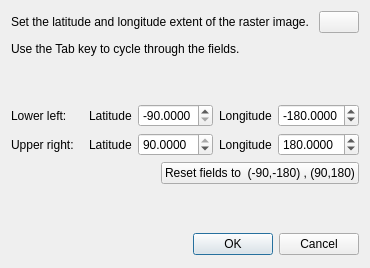
Before: the Qt Designer form src/qt-widgets/SetRasterSurfaceExtentDialogUi.ui in GPlates/GPlates, drawn with Qt 5.
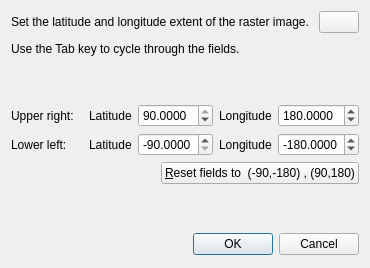
After: the same form once the commit is applied. Icons and pictures are not drawn.

The edit to the form file:
```diff
--- a/src/qt-widgets/SetRasterSurfaceExtentDialogUi.ui
+++ b/src/qt-widgets/SetRasterSurfaceExtentDialogUi.ui
@@ -15,8 +15,8 @@
   <property name="windowIcon" >
    <iconset resource="../qt-resources/qt_widgets.qrc" >:/GPlates-icon-160x160-opaque.png</iconset>
   </property>
-  <layout class="QGridLayout" >
-   <item row="0" column="0" >
+  <layout class="QVBoxLayout" >
+   <item>
     <layout class="QHBoxLayout" >
      <item>
       <widget class="QLabel" name="label_description" >
@@ -49,7 +49,7 @@
      </item>
     </layout>
    </item>
-   <item row="1" column="0" >
+   <item>
     <layout class="QHBoxLayout" >
      <item>
       <widget class="QLabel" name="label_tab_message" >
@@ -73,7 +73,7 @@
      </item>
     </layout>
    </item>
-   <item row="2" column="0" >
+   <item>
     <spacer>
      <property name="orientation" >
       <enum>Qt::Vertical</enum>
@@ -86,81 +86,7 @@
      </property>
     </spacer>
    </item>
-   <item row="3" column="0" >
-    <layout class="QHBoxLayout" >
-     <item>
-      <widget class="QLabel" name="label_upper_left" >
-       <property name="text" >
-        <string>Lower left:</string>
-       </property>
-      </widget>
-     </item>
-     <item>
-      <spacer>
-       <property name="orientation" >
-        <enum>Qt::Horizontal</enum>
-       </property>
-       <property name="sizeHint" >
-        <size>
-         <width>31</width>
-         <height>23</height>
-        </size>
-       </property>
-      </spacer>
-     </item>
-     <item>
-      <layout class="QHBoxLayout" >
-       <item>
-        <widget class="QLabel" name="label_lower_left_latitude" >
-         <property name="text" >
-          <string>Latitude</string>
-         </property>
-        </widget>
-       </item>
-       <item>
-        <widget class="QDoubleSpinBox" name="spinbox_lower_left_latitude" >
-         <property name="decimals" >
-          <number>4</number>
-         </property>
-         <property name="minimum" >
-          <double>-90.000000000000000</double>
-         </property>
-         <property name="maximum" >
-          <double>90.000000000000000</double>
-         </property>
-         <property name="value" >
-          <double>-90.000000000000000</double>
-         </property>
-        </widget>
-       </item>
-       <item>
-        <widget class="QLabel" name="label_lower_left_longitude" >
-         <property name="text" >
-          <string>Longitude</string>
-         </property>
-        </widget>
-       </item>
-       <item>
-        <widget class="QDoubleSpinBox" name="spinbox_lower_left_longitude" >
-         <property name="decimals" >
-          <number>4</number>
-         </property>
-         <property name="minimum" >
-          <double>-360.000000000000000</double>
-         </property>
-         <property name="maximum" >
-          <double>360.000000000000000</double>
-         </property>
-         <property name="value" >
-          <double>-180.000000000000000</double>
-         </property>
-        </widget>
-       </item>
-      </layout>
-     </item>
-    </layout>
-   </item>
-   <item row="4" column="0" >
+   <item>
     <layout class="QHBoxLayout" >
      <item>
       <widget class="QLabel" name="label_lower_right" >
@@ -234,7 +160,81 @@
      </item>
     </layout>
    </item>
-   <item row="5" column="0" >
+   <item>
+    <layout class="QHBoxLayout" >
+     <item>
+      <widget class="QLabel" name="label_upper_left" >
+       <property name="text" >
+        <string>Lower left:</string>
+       </property>
+      </widget>
+     </item>
+     <item>
+      <spacer>
+       <property name="orientation" >
+        <enum>Qt::Horizontal</enum>
+       </property>
+       <property name="sizeHint" >
+        <size>
+         <width>31</width>
+         <height>23</height>
+        </size>
+       </property>
+      </spacer>
+     </item>
+     <item>
+      <layout class="QHBoxLayout" >
+       <item>
+        <widget class="QLabel" name="label_lower_left_latitude" >
+         <property name="text" >
+          <string>Latitude</string>
+         </property>
+        </widget>
+       </item>
+       <item>
+        <widget class="QDoubleSpinBox" name="spinbox_lower_left_latitude" >
+         <property name="decimals" >
+          <number>4</number>
+         </property>
+         <property name="minimum" >
+          <double>-90.000000000000000</double>
+         </property>
+         <property name="maximum" >
+          <double>90.000000000000000</double>
+         </property>
+         <property name="value" >
+          <double>-90.000000000000000</double>
+         </property>
+        </widget>
+       </item>
+       <item>
+        <widget class="QLabel" name="label_lower_left_longitude" >
+         <property name="text" >
+          <string>Longitude</string>
+         </property>
+        </widget>
+       </item>
+       <item>
+        <widget class="QDoubleSpinBox" name="spinbox_lower_left_longitude" >
+         <property name="decimals" >
+          <number>4</number>
+         </property>
+         <property name="minimum" >
+          <double>-360.000000000000000</double>
+         </property>
+         <property name="maximum" >
+          <double>360.000000000000000</double>
+         </property>
+         <property name="value" >
+          <double>-180.000000000000000</double>
+         </property>
+        </widget>
+       </item>
+      </layout>
+     </item>
+    </layout>
+   </item>
+   <item>
     <layout class="QHBoxLayout" >
      <item>
       <spacer>
@@ -258,7 +258,7 @@
         </size>
        </property>
        <property name="text" >
-        <string>Reset fields to  (-90,-180) , (90,180)</string>
+        <string>&amp;Reset fields to  (-90,-180) , (90,180)</string>
        </property>
        <property name="autoDefault" >
         <bool>false</bool>
@@ -267,7 +267,7 @@
      </item>
     </layout>
    </item>
-   <item row="6" column="0" >
+   <item>
     <spacer>
      <property name="orientation" >
       <enum>Qt::Vertical</enum>
@@ -280,7 +280,7 @@
      </property>
     </spacer>
    </item>
-   <item row="7" column="0" >
+   <item>
     <layout class="QHBoxLayout" >
      <item>
       <spacer>
```
